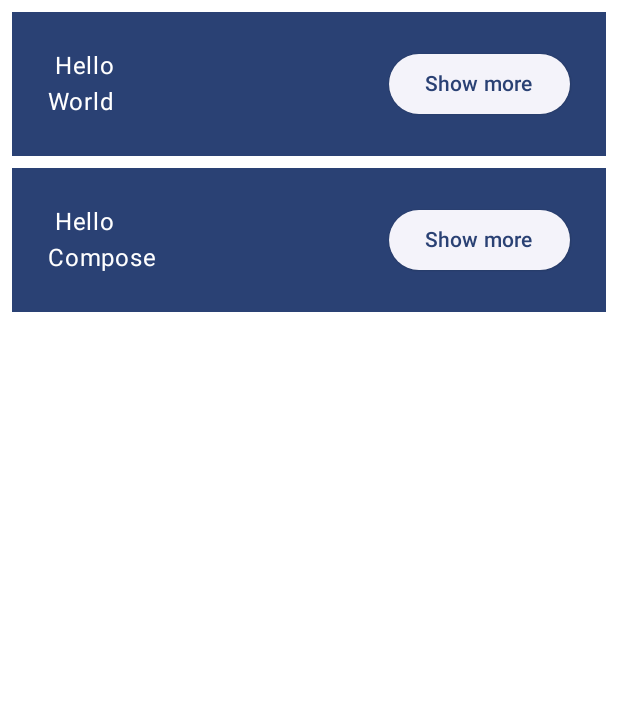
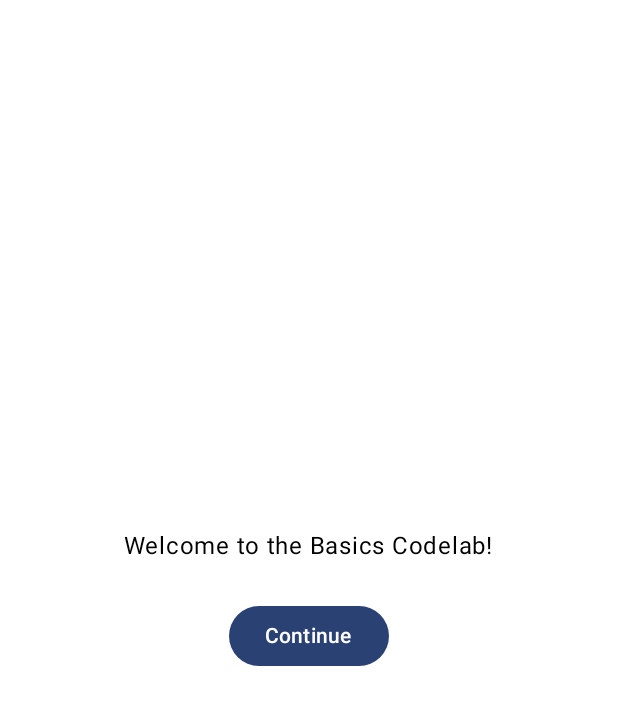
Before and after one commit to Hide109/practice-jetpac-compose, an Android app built with Jetpack Compose: the @Preview function GreetingPreview, on a phone screen of 412 x 824 dp. Shown: the top 705 px of the screen. Run offline under Robolectric (Android 15) with nearby library versions, the phone set to English and light mode, and no system bars.

Commit message:
onboardingScreenという新しいコンポーザブルを作成した

```diff
--- a/app/src/main/java/com/example/basiccodelab/MainActivity.kt
+++ b/app/src/main/java/com/example/basiccodelab/MainActivity.kt
@@ -5,6 +5,7 @@ import android.view.Surface
 import androidx.activity.ComponentActivity
 import androidx.activity.compose.setContent
 import androidx.activity.enableEdgeToEdge
+import androidx.compose.foundation.layout.Arrangement
 import androidx.compose.foundation.layout.Column
 import androidx.compose.foundation.layout.Row
 import androidx.compose.foundation.layout.fillMaxSize
@@ -18,10 +19,14 @@ import androidx.compose.material3.Text
 import androidx.compose.runtime.Composable
 import androidx.compose.runtime.mutableStateOf
 import androidx.compose.runtime.remember
+import androidx.compose.ui.Alignment
 import androidx.compose.ui.Modifier
 import androidx.compose.ui.tooling.preview.Preview
 import com.example.basiccodelab.ui.theme.BasicCodelabTheme
 import androidx.compose.ui.unit.dp
+import androidx.compose.material3.Button
+import androidx.compose.runtime.getValue
+import androidx.compose.runtime.setValue
 
 class MainActivity : ComponentActivity() {
     override fun onCreate(savedInstanceState: Bundle?) {
@@ -49,7 +54,7 @@ fun MyApp(
 @Composable
 fun Greeting(name: String, modifier: Modifier = Modifier) {
     val expanded = remember { mutableStateOf(false) }
-    val extraPadding = if (expanded.value) 2000.dp else 0.dp
+    val extraPadding = if (expanded.value) 48.dp else 0.dp
 
     Surface(
             color = MaterialTheme.colorScheme.primary,
@@ -72,10 +77,29 @@ fun Greeting(name: String, modifier: Modifier = Modifier) {
     }
 }
 
-@Preview(showBackground = true, widthDp = 320)
+@Composable
+fun OnboardingScreen(modifier: Modifier = Modifier){
+    var shouldShowOnboarding by remember { mutableStateOf (true) }
+
+    Column(
+        modifier = modifier.fillMaxSize(),
+        verticalArrangement = Arrangement.Center,
+        horizontalAlignment = Alignment.CenterHorizontally
+    ) {
+        Text("Welcome to the Basics Codelab!")
+        Button(
+            modifier = Modifier.padding(vertical = 24.dp),
+            onClick = { shouldShowOnboarding = false }
+        ) {
+            Text("Continue")
+        }
+    }
+}
+
+@Preview(showBackground = true, widthDp = 320, heightDp = 320)
 @Composable
 fun GreetingPreview() {
     BasicCodelabTheme {
-        MyApp()
+        OnboardingScreen()
     }
 }
```
